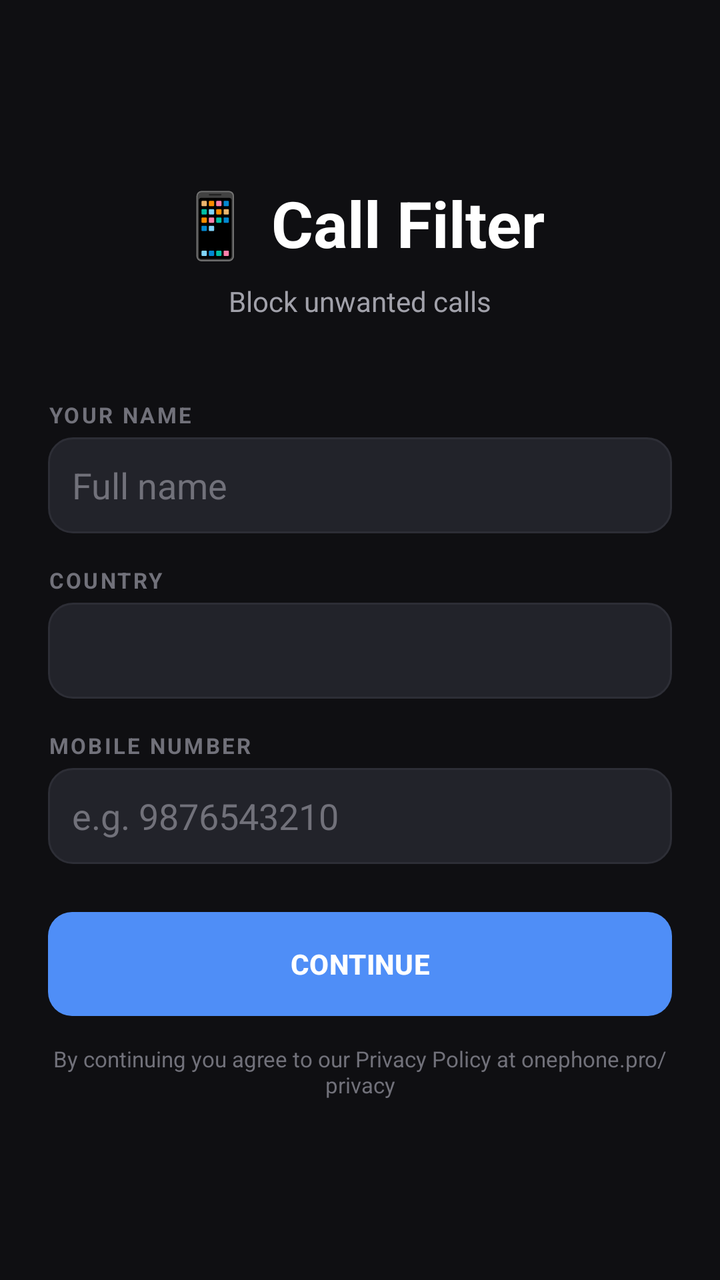
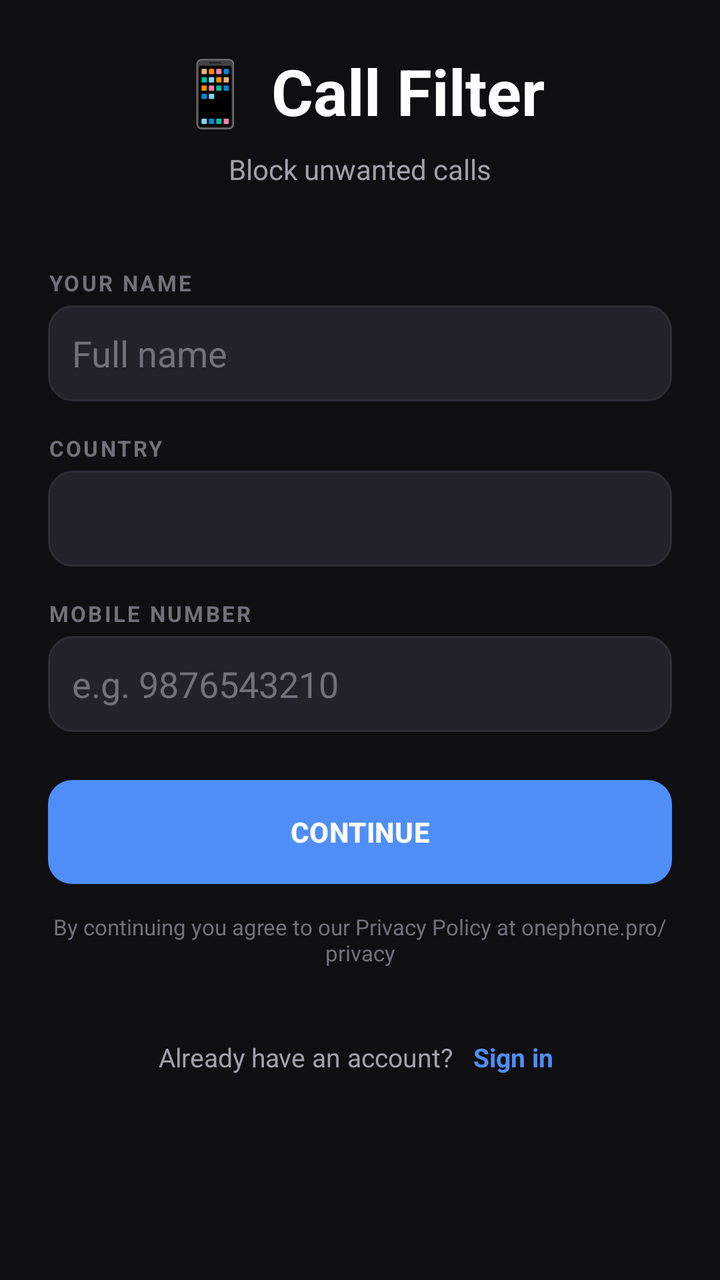

The first picture is an Android layout as it rendered before a commit; the second is the same layout after the commit. The layout source and the unified diff follow.
<!-- AndroidManifest.xml: application theme Theme.CallFilter -->
<!-- res/layout/activity_signup.xml -->
<?xml version="1.0" encoding="utf-8"?>
<LinearLayout xmlns:android="http://schemas.android.com/apk/res/android"
    android:layout_width="match_parent" android:layout_height="match_parent"
    android:orientation="vertical" android:gravity="center" android:padding="24dp"
    android:background="@color/bg">
    <TextView android:layout_width="wrap_content" android:layout_height="wrap_content"
        android:text="📱 Call Filter" android:textSize="32sp" android:textStyle="bold"
        android:textColor="@color/text" android:layout_marginBottom="8dp"/>
    <TextView android:layout_width="wrap_content" android:layout_height="wrap_content"
        android:text="Block unwanted calls"
        android:textSize="14sp" android:textColor="@color/subtext"
        android:layout_marginBottom="40dp"/>
    <TextView android:layout_width="match_parent" android:layout_height="wrap_content"
        android:text="YOUR NAME" android:textSize="11sp" android:textStyle="bold"
        android:textColor="@color/muted" android:letterSpacing="0.1"/>
    <EditText android:id="@+id/nameInput"
        android:layout_width="match_parent" android:layout_height="48dp"
        android:hint="Full name" android:textColor="@color/text"
        android:textColorHint="@color/muted" android:background="@drawable/input_bg"
        android:paddingStart="12dp" android:paddingEnd="12dp"
        android:inputType="textPersonName|textCapWords"
        android:layout_marginTop="4dp" android:layout_marginBottom="16dp"/>
    <TextView android:layout_width="match_parent" android:layout_height="wrap_content"
        android:text="COUNTRY" android:textSize="11sp" android:textStyle="bold"
        android:textColor="@color/muted" android:letterSpacing="0.1"/>
    <Spinner android:id="@+id/countrySpinner"
        android:layout_width="match_parent" android:layout_height="48dp"
        android:background="@drawable/input_bg" android:layout_marginTop="4dp"
        android:layout_marginBottom="16dp"/>
    <TextView android:layout_width="match_parent" android:layout_height="wrap_content"
        android:text="MOBILE NUMBER" android:textSize="11sp" android:textStyle="bold"
        android:textColor="@color/muted" android:letterSpacing="0.1"/>
    <EditText android:id="@+id/mobileInput"
        android:layout_width="match_parent" android:layout_height="48dp"
        android:hint="e.g. 9876543210" android:textColor="@color/text"
        android:textColorHint="@color/muted" android:background="@drawable/input_bg"
        android:paddingStart="12dp" android:paddingEnd="12dp" android:inputType="phone"
        android:layout_marginTop="4dp" android:layout_marginBottom="24dp"/>
    <Button android:id="@+id/btnContinue"
        android:layout_width="match_parent" android:layout_height="52dp"
        android:text="CONTINUE" android:textStyle="bold" android:textSize="14sp"
        android:textColor="@color/white" android:background="@drawable/btn_accent"/>
    <TextView android:layout_width="wrap_content" android:layout_height="wrap_content"
        android:text="By continuing you agree to our Privacy Policy at onephone.pro/privacy"
        android:textSize="11sp" android:textColor="@color/muted"
        android:layout_marginTop="14dp" android:gravity="center"/>
</LinearLayout>
<!-- resources referenced by this layout -->
<resources>
  <color name="bg">#0F0F12</color>
  <color name="muted">#71717A</color>
  <color name="subtext">#A1A1AA</color>
  <color name="text">#FFFFFF</color>
  <color name="white">#FFFFFF</color>
  <!-- drawable btn_accent (drawable) -->
  <?xml version="1.0" encoding="utf-8"?>
  <shape xmlns:android="http://schemas.android.com/apk/res/android" android:shape="rectangle">
      <corners android:radius="12dp"/>
      <solid android:color="#4F8EF7"/>
  </shape>
  <!-- drawable input_bg (drawable) -->
  <?xml version="1.0" encoding="utf-8"?>
  <shape xmlns:android="http://schemas.android.com/apk/res/android" android:shape="rectangle">
      <corners android:radius="12dp"/>
      <solid android:color="#22232A"/>
      <stroke android:width="1dp" android:color="#2D2E36"/>
  </shape>
  <style name="Theme.CallFilter" parent="Theme.Material3.DayNight.NoActionBar">
          <item name="android:windowBackground">@color/bg</item>
          <item name="android:statusBarColor">@color/bg</item>
          <item name="android:navigationBarColor">@color/bg</item>
          <item name="android:windowLightStatusBar">false</item>
          <item name="colorPrimary">@color/accent</item>
          <item name="colorOnPrimary">@color/white</item>
          <item name="android:textColor">@color/text</item>
      </style>
  <color name="accent">#4F8EF7</color>
</resources>

<!-- the commit's change to res/layout/activity_signup.xml (unified diff, before → after) -->
@@ -1,12 +1,15 @@
 <?xml version="1.0" encoding="utf-8"?>
-<LinearLayout xmlns:android="http://schemas.android.com/apk/res/android"
+<ScrollView xmlns:android="http://schemas.android.com/apk/res/android"
     android:layout_width="match_parent" android:layout_height="match_parent"
-    android:orientation="vertical" android:gravity="center" android:padding="24dp"
-    android:background="@color/bg">
+    android:background="@color/bg" android:fillViewport="true">
+<LinearLayout
+    android:layout_width="match_parent" android:layout_height="wrap_content"
+    android:orientation="vertical" android:gravity="center_horizontal" android:padding="24dp">
     <TextView android:layout_width="wrap_content" android:layout_height="wrap_content"
         android:text="📱 Call Filter" android:textSize="32sp" android:textStyle="bold"
         android:textColor="@color/text" android:layout_marginBottom="8dp"/>
-    <TextView android:layout_width="wrap_content" android:layout_height="wrap_content"
+    <TextView android:id="@+id/signupTitle"
+        android:layout_width="wrap_content" android:layout_height="wrap_content"
         android:text="Block unwanted calls"
         android:textSize="14sp" android:textColor="@color/subtext"
         android:layout_marginBottom="40dp"/>
@@ -44,4 +47,22 @@
         android:text="By continuing you agree to our Privacy Policy at onephone.pro/privacy"
         android:textSize="11sp" android:textColor="@color/muted"
         android:layout_marginTop="14dp" android:gravity="center"/>
+
+    <LinearLayout
+        android:layout_width="match_parent" android:layout_height="wrap_content"
+        android:orientation="horizontal" android:gravity="center"
+        android:layout_marginTop="32dp">
+        <TextView android:layout_width="wrap_content" android:layout_height="wrap_content"
+            android:text="Already have an account?"
+            android:textSize="13sp" android:textColor="@color/subtext"/>
+        <TextView android:id="@+id/linkSignin"
+            android:layout_width="wrap_content" android:layout_height="wrap_content"
+            android:text="Sign in"
+            android:textSize="13sp" android:textStyle="bold"
+            android:textColor="@color/accent"
+            android:layout_marginStart="6dp"
+            android:clickable="true" android:focusable="true"
+            android:padding="4dp"/>
+    </LinearLayout>
 </LinearLayout>
+</ScrollView>
